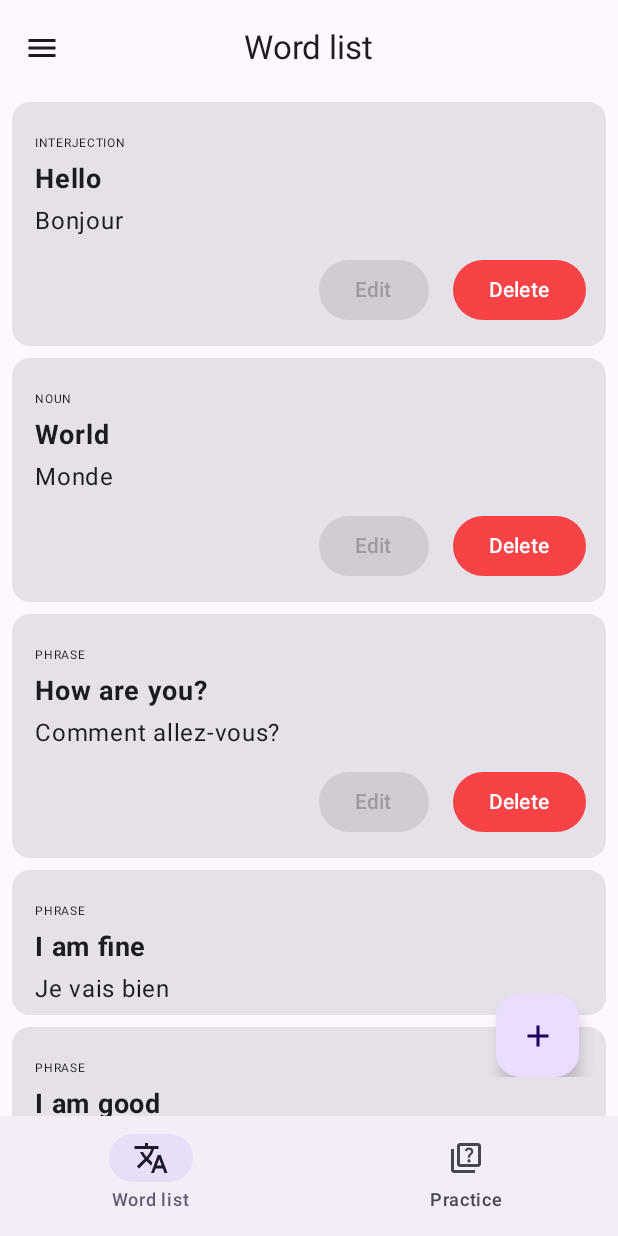
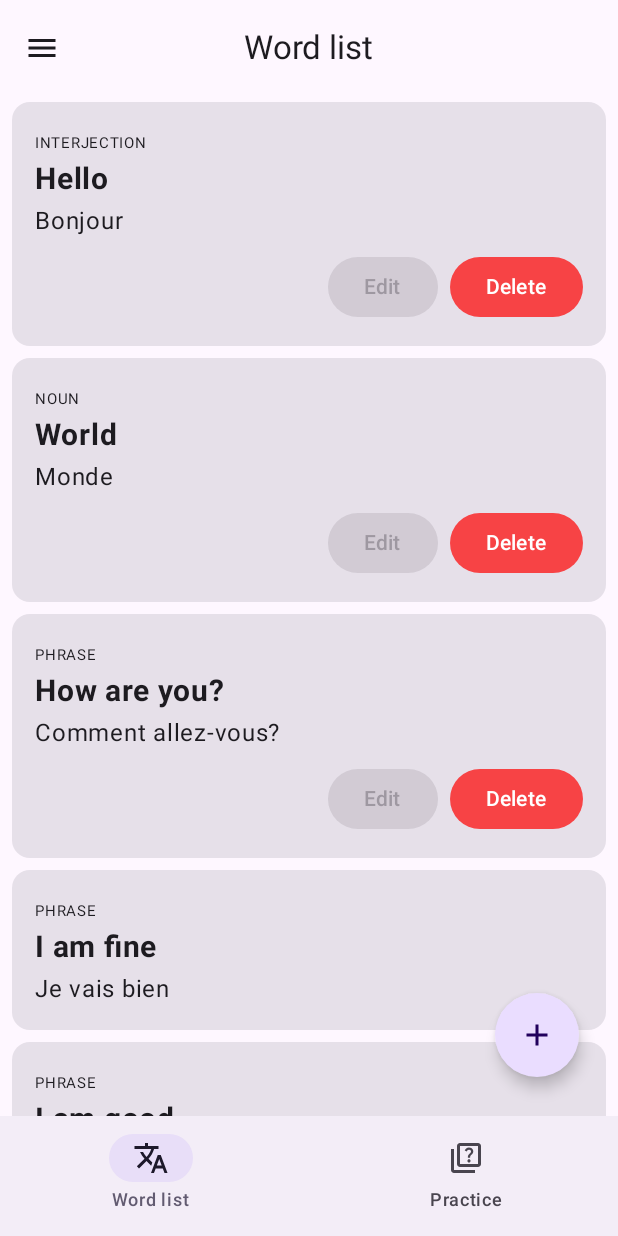
Before and after one commit to BehroozRezvani/MemoryWord, an Android app built with Jetpack Compose: the WordListScreen screen opened through its navigation route, after a tap on "PHRASE", on a phone screen of 412 x 824 dp. Run offline under Robolectric (Android 15) with nearby library versions, the phone set to English and light mode, and no system bars; our stand-ins replace Room's generated code, livedata-compose; 2 other taps on this screen came first.

Commit message:
Tried adding one time OnBoarding screen. But it was not working. Will try another way

```diff
--- a/app/src/main/java/live/snowy/memoryword/android/MainActivity.kt
+++ b/app/src/main/java/live/snowy/memoryword/android/MainActivity.kt
@@ -1,46 +1,53 @@
 package live.snowy.memoryword.android
 
+//import live.snowy.memoryword.android.model.words
 import android.os.Bundle
 import androidx.activity.ComponentActivity
 import androidx.activity.compose.setContent
-import androidx.compose.runtime.Composable
-import androidx.compose.ui.Modifier
-import androidx.navigation.compose.rememberNavController
-
-import live.snowy.memoryword.android.ui.theme.MemoryWordTheme
 import androidx.compose.foundation.layout.fillMaxSize
 import androidx.compose.material3.MaterialTheme
 import androidx.compose.material3.Surface
+import androidx.compose.runtime.Composable
 import androidx.compose.runtime.mutableStateOf
 import androidx.compose.runtime.remember
+import androidx.compose.ui.Modifier
 import androidx.lifecycle.viewmodel.compose.viewModel
-import androidx.navigation.NavType
 import androidx.navigation.compose.NavHost
 import androidx.navigation.compose.composable
-import androidx.navigation.navArgument
+import androidx.navigation.compose.rememberNavController
 import live.snowy.memoryword.android.model.WordsViewModel
-//import live.snowy.memoryword.android.model.words
-import live.snowy.memoryword.android.ui.addeditword.AddEditWordScreen
 import live.snowy.memoryword.android.ui.languageselection.LanguageSelectionScreen
 import live.snowy.memoryword.android.ui.navigation.Screen
 import live.snowy.memoryword.android.ui.onboarding.OnBoardingScreen
 import live.snowy.memoryword.android.ui.practice.ChoosePracticeScreen
 import live.snowy.memoryword.android.ui.practice.FlashCardScreen
 import live.snowy.memoryword.android.ui.practice.MultipleChoiceScreen
+import live.snowy.memoryword.android.ui.theme.MemoryWordTheme
 import live.snowy.memoryword.android.ui.wordlist.AddWordScreenTopLevel
-import live.snowy.memoryword.android.ui.wordlist.WordListScreen
 import live.snowy.memoryword.android.ui.wordlist.WordListScreenTopLevel
 
 class MainActivity : ComponentActivity() {
+
+    /*@Inject
+    lateinit var splashViewModel: SplashViewModel*/
+
     override fun onCreate(savedInstanceState: Bundle?) {
         super.onCreate(savedInstanceState)
+
+        /*installSplashScreen().setKeepOnScreenCondition{
+            !splashViewModel.isLoading.value
+        }*/
+
         setContent {
             MemoryWordTheme {
                 Surface(
                     modifier = Modifier.fillMaxSize(),
                     color = MaterialTheme.colorScheme.background
                 ) {
-                    BuildNavigationGraph()
+                    /*val screen by splashViewModel.startDestination*/
+                    BuildNavigationGraph(
+                        /*startDestination = screen*/
+                    )
                 }
             }
         }
@@ -50,14 +57,15 @@ class MainActivity : ComponentActivity() {
 
 @Composable
 private fun BuildNavigationGraph(
-    wordsViewModel: WordsViewModel = viewModel()
+    wordsViewModel: WordsViewModel = viewModel(),
+    /*startDestination: String*/
 ) {
     val navController = rememberNavController()
-    val chosenLanguageFrom = "English"
-    val chosenLanguageTo = "French"
-    val databaseName = remember { mutableStateOf(chosenLanguageFrom + "_" + chosenLanguageTo) }
+    //val chosenLanguageFrom = "English"
+    //val chosenLanguageTo = "French"
+    //val databaseName = remember { mutableStateOf(chosenLanguageFrom + "_" + chosenLanguageTo) }
 
-    NavHost(navController = navController, startDestination = Screen.WordList.route) {
+    NavHost(navController = navController, startDestination = Screen.OnBoarding.route) {
         /*composable(
             Screen.WordList.route,
             arguments = listOf(navArgument(Screen.WordList.argument){ type = NavType.StringType })
@@ -85,13 +93,13 @@ private fun BuildNavigationGraph(
             OnBoardingScreen(navController = navController)
         }
         composable(Screen.FlashCardPractice.route) {
-            FlashCardScreen(navController = navController)
+            FlashCardScreen(navController = navController, wordsList = listOf(), score = 0, alreadyPracticedWordsIDs = "")
         }
         composable(Screen.MultipleChoicePractice.route) {
             MultipleChoiceScreen(navController = navController)
         }
         composable(Screen.WordList.route) {
-            WordListScreenTopLevel(navController = navController, databaseName = "English_French", wordsViewModel = wordsViewModel)
+            WordListScreenTopLevel(navController = navController, /*databaseName = "English_French"*/ wordsViewModel = wordsViewModel)
         }
     }
 }
--- a/app/src/main/java/live/snowy/memoryword/android/ui/components/WordCard.kt
+++ b/app/src/main/java/live/snowy/memoryword/android/ui/components/WordCard.kt
@@ -53,17 +53,17 @@ fun CardContent(
 ) {
     Column(
         modifier = Modifier
-            .padding(start = 15.dp, top = 15.dp, end = 5.dp, bottom = 5.dp)
+            .padding(start = 15.dp, top = 15.dp, end = 5.dp, bottom = 15.dp)
             .fillMaxWidth()
     ) {
         Text(
             text = partsOfSpeech,
-            fontSize = 8.sp
+            fontSize = 10.sp
         )
         Text(
             text = word,
             fontWeight = FontWeight.Bold,
-            fontSize = 18.sp
+            fontSize = 20.sp
         )
         Text(
             text = translation,
@@ -71,7 +71,7 @@ fun CardContent(
             modifier = Modifier.padding(top = 4.dp)
         )
         if (expanded) {
-            Spacer(modifier = Modifier.height(2.dp))
+            Spacer(modifier = Modifier.height(4.dp))
             Row(
                 modifier = Modifier
                     .align(Alignment.End)
@@ -80,7 +80,7 @@ fun CardContent(
                     enabled = false,
                     onClick = { },
                     modifier = Modifier
-                        .padding(8.dp),
+                        .padding(top = 4.dp, bottom = 0.dp, end = 8.dp),
                     /*colors = ButtonDefaults.buttonColors(
                         containerColor = Color.Blue.copy(alpha = 0.7f, blue = 0.5f),
                     )*/
@@ -90,7 +90,7 @@ fun CardContent(
                 Button(
                     onClick = { deleteOnClick() },
                     modifier = Modifier
-                        .padding(8.dp),
+                        .padding(top = 4.dp, bottom = 0.dp, end = 10.dp),
                     colors = ButtonDefaults.buttonColors(
                         containerColor = Color.Red.copy(alpha = 0.7f),
                         contentColor = Color.White
--- a/app/src/main/java/live/snowy/memoryword/android/ui/onboarding/onBoardingScreen.kt
+++ b/app/src/main/java/live/snowy/memoryword/android/ui/onboarding/onBoardingScreen.kt
@@ -6,8 +6,6 @@ import androidx.compose.foundation.layout.Column
 import androidx.compose.foundation.layout.fillMaxSize
 import androidx.compose.foundation.layout.padding
 import androidx.compose.material3.Button
-import androidx.compose.material3.MaterialTheme
-import androidx.compose.material3.Surface
 import androidx.compose.material3.Text
 import androidx.compose.runtime.Composable
 import androidx.compose.ui.Alignment
@@ -17,11 +15,13 @@ import androidx.compose.ui.unit.dp
 import androidx.navigation.NavHostController
 import androidx.navigation.compose.rememberNavController
 import live.snowy.memoryword.android.ui.components.Logo
+import live.snowy.memoryword.android.ui.navigation.Screen
 import live.snowy.memoryword.android.ui.theme.MemoryWordTheme
 
 @Composable
 fun OnBoardingScreen(
-    navController: NavHostController
+    navController: NavHostController,
+    /*welcomeViewModel: WelcomeViewModel = hiltViewModel()*/
 ) {
     Column(
         modifier = Modifier
@@ -34,7 +34,13 @@ fun OnBoardingScreen(
         Text(
             text = "OnBoardingScreen",
         )
-        Button(onClick = { /*TODO*/ }) {
+        Button(
+            onClick = {
+                /*welcomeViewModel.saveOnBoardingState(completed = true)*/
+                navController.popBackStack()
+                navController.navigate(Screen.WordList.route)
+            }
+        ) {
             Text(
                 text = "Start",
                 modifier = Modifier
--- a/app/src/main/java/live/snowy/memoryword/android/ui/wordlist/WordListScreen.kt
+++ b/app/src/main/java/live/snowy/memoryword/android/ui/wordlist/WordListScreen.kt
@@ -1,17 +1,22 @@
 package live.snowy.memoryword.android.ui.wordlist
 
 import android.content.res.Configuration.UI_MODE_NIGHT_YES
+import androidx.compose.foundation.ExperimentalFoundationApi
 import androidx.compose.foundation.layout.padding
-import androidx.compose.foundation.layout.size
 import androidx.compose.foundation.lazy.LazyColumn
 import androidx.compose.foundation.lazy.items
-import androidx.compose.foundation.rememberScrollState
-import androidx.compose.foundation.verticalScroll
+import androidx.compose.foundation.shape.CircleShape
 import androidx.compose.material.icons.Icons
 import androidx.compose.material.icons.filled.Add
-import androidx.compose.material3.*
-import androidx.compose.runtime.*
+import androidx.compose.material3.ExperimentalMaterial3Api
+import androidx.compose.material3.FloatingActionButton
+import androidx.compose.material3.Icon
+import androidx.compose.material3.SnackbarHostState
+import androidx.compose.runtime.Composable
+import androidx.compose.runtime.getValue
 import androidx.compose.runtime.livedata.observeAsState
+import androidx.compose.runtime.remember
+import androidx.compose.runtime.rememberCoroutineScope
 import androidx.compose.ui.Modifier
 import androidx.compose.ui.res.stringResource
 import androidx.compose.ui.tooling.preview.Preview
@@ -49,7 +54,6 @@ fun WordListScreenTopLevel(
 }
 
 
-@OptIn(ExperimentalMaterial3Api::class)
 @Composable
 fun WordListScreen(
     wordsList: List<Word> = listOf(),
@@ -64,10 +68,12 @@ fun WordListScreen(
         navController = navController,
         floatingActionButton = {
             FloatingActionButton(
+                shape = CircleShape,
                 modifier = Modifier
                     .padding(10.dp)
-                    .size(55.dp)
-                    .verticalScroll(rememberScrollState()),
+                    //.size(55.dp)
+                    //.verticalScroll(rememberScrollState())
+                ,
                 onClick = {
                     navController.navigate(Screen.AddEditWord.route)
                     /*coroutineScope.launch {
--- a/app/src/main/res/values/themes.xml
+++ b/app/src/main/res/values/themes.xml
@@ -2,4 +2,5 @@
 <resources>
 
     <style name="Theme.MemoryWord" parent="android:Theme.Material.Light.NoActionBar" />
+
 </resources>
--- a/build.gradle
+++ b/build.gradle
@@ -2,6 +2,7 @@ buildscript {
     ext {
         compose_version = '1.1.1'
         room_version = "2.4.3"
+        accompanist_version = '0.24.2-alpha'
     }
 }// Top-level build file where you can add configuration options common to all sub-projects/modules.
 plugins {
```
Also changed, not shown: app/build.gradle (+16 -0 lines), app/src/main/java/live/snowy/memoryword/android/data/DataStoreRepository.kt (added, +46 -0 lines), app/src/main/java/live/snowy/memoryword/android/di/MainModule.kt (added, +26 -0 lines), app/src/main/java/live/snowy/memoryword/android/ui/practice/FlashCardScreen.kt (+103 -5 lines), app/src/main/java/live/snowy/memoryword/android/viewmodel/SplashViewModel.kt (added, +39 -0 lines), app/src/main/java/live/snowy/memoryword/android/viewmodel/WelcomeViewModel.kt (added, +23 -0 lines).
